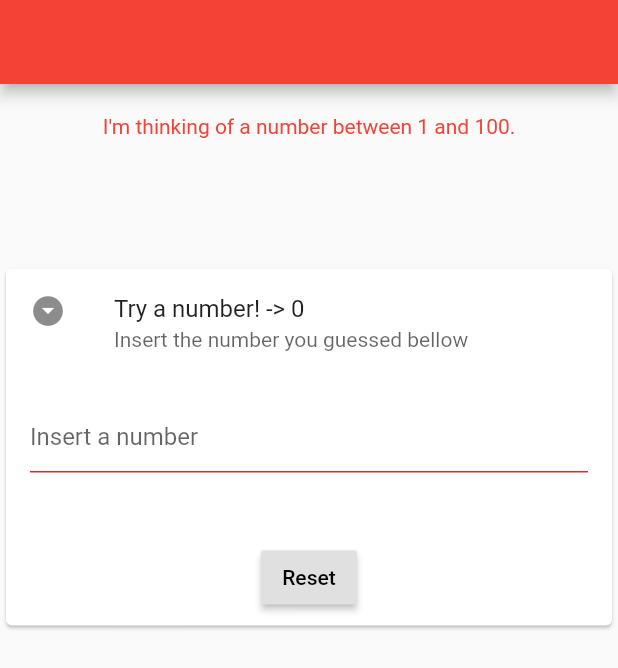
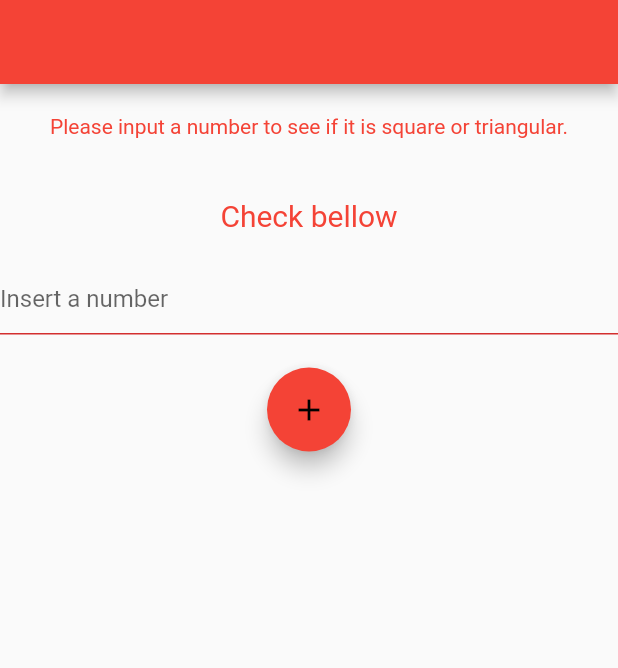
Before and after one commit to raisissoftware/Google-Flutter-Course, a Flutter app: the screen it shows after launch, on a phone screen of 412 x 824 dp. Shown: the top 668 px of the screen. Run offline on Flutter 3.47's test engine with Material 2 defaults, Android fonts, the phone set to English and light mode, and no system bars.

Commit message:
Square or Triangular check done without style

```diff
--- a/lib/main.dart
+++ b/lib/main.dart
@@ -1,4 +1,4 @@
-import 'src/02/02.dart' as app;
+import 'src/02/03.dart' as app;
 
 
     void main(){
--- /dev/null
+++ b/lib/src/02/03.dart
@@ -0,0 +1,152 @@
+import 'dart:math';
+
+import 'package:flutter/material.dart';
+import 'package:flutter/services.dart';
+
+void main() {
+  runApp(MyApp());
+}
+
+class MyApp extends StatelessWidget {
+  // This widget is the root of your application.
+  @override
+  Widget build(BuildContext context) {
+    return MaterialApp(
+      title: 'Razvan - 02 - 03 ',
+      theme: ThemeData(
+        primarySwatch: Colors.red,
+        visualDensity: VisualDensity.adaptivePlatformDensity,
+      ),
+      home: HomePage(),
+    );
+  }
+}
+
+class HomePage extends StatefulWidget {
+  @override
+  _HomePageState createState() => _HomePageState();
+}
+
+class _HomePageState extends State<HomePage> {
+  String error = '';
+  String message = '';
+  String writtenNumber = '';
+  int insertedNumber = 0;
+  Random rnd = Random();
+  int guessNumber = 0;
+  bool reset = true;
+  bool pressed = false;
+
+  @override
+  Widget build(BuildContext context) {
+    return Scaffold(
+      appBar: AppBar(),
+      body: Column(
+        children: <Widget>[
+          const Padding(
+            padding: EdgeInsets.all(20.0),
+            child: Align(
+              alignment: AlignmentDirectional.center,
+              child: Text(
+                'Please input a number to see if it is square or triangular.',
+                style: TextStyle(
+                  color: Colors.red,
+                ),
+              ),
+            ),
+          ),
+          const Padding(
+            padding: EdgeInsets.all(20.0),
+            child: Text(
+              'Check bellow',
+              style: TextStyle(
+                color: Colors.red,
+                fontSize: 20.00,
+              ),
+            ),
+          ),
+          TextField(
+            keyboardType: const TextInputType.numberWithOptions(
+                signed: true, decimal: true),
+            decoration: InputDecoration(
+              hintText: 'Insert a number',
+              errorText: error,
+            ),
+            onChanged: (String value) {
+              setState(() {
+                writtenNumber = value;
+              });
+            },
+          ),
+          FloatingActionButton(
+            backgroundColor: Colors.red,
+            foregroundColor: Colors.black,
+            onPressed: () {
+              if (writtenNumber.isEmpty) {
+                setState(() {
+                  error = 'Please insert a number';
+                });
+              } else if (int.tryParse(writtenNumber) == null) {
+                error = 'It must be a number!';
+              } else {
+                setState(() {
+                  error = null;
+                  insertedNumber = int.parse(writtenNumber);
+                  message = checkNumber(insertedNumber);
+                  _showDialogForGuessed(message);
+                });
+              }
+
+              // Respond to button press
+            },
+            child: const Icon(Icons.add),
+          )
+        ],
+      ),
+    );
+  }
+
+  Future<void> _showDialogForGuessed(String message) async {
+    return showDialog<void>(
+      context: context,
+      barrierDismissible: true,
+      builder: (BuildContext context) {
+        return SimpleDialog(
+            title: Text('Number ' + insertedNumber.toString()),
+            children: <Widget>[
+              Text('Number' + insertedNumber.toString() + ' ' + message),
+            ]);
+      },
+    );
+  }
+
+  bool isSquare(int number) {
+    return sqrt(insertedNumber) % 1 == 0;
+  }
+
+  bool isTriangular(int x) {
+    if (x < 0) return false;
+    return isSquare(8 * x + 1);
+  }
+
+  String checkNumber(int insertedNumber) {
+    int answer = 3;
+    final Map<int, String> r = {
+      1: 'is SQUARE',
+      2: 'is both SQUARE and TRIANGULAR.',
+      3: 'is neither TRIANGULAR or SQUARE',
+      4: 'is TRIANGULAR',
+    };
+
+    if (isSquare(insertedNumber)) {
+      answer = 1;
+    }
+    if (isTriangular(insertedNumber)) {
+      if (answer == 1)
+        answer = 2;
+      else
+        answer = 4;
+    }
+    return r[answer];
+  }
+}
```
Also changed, not shown: 1 other file.
